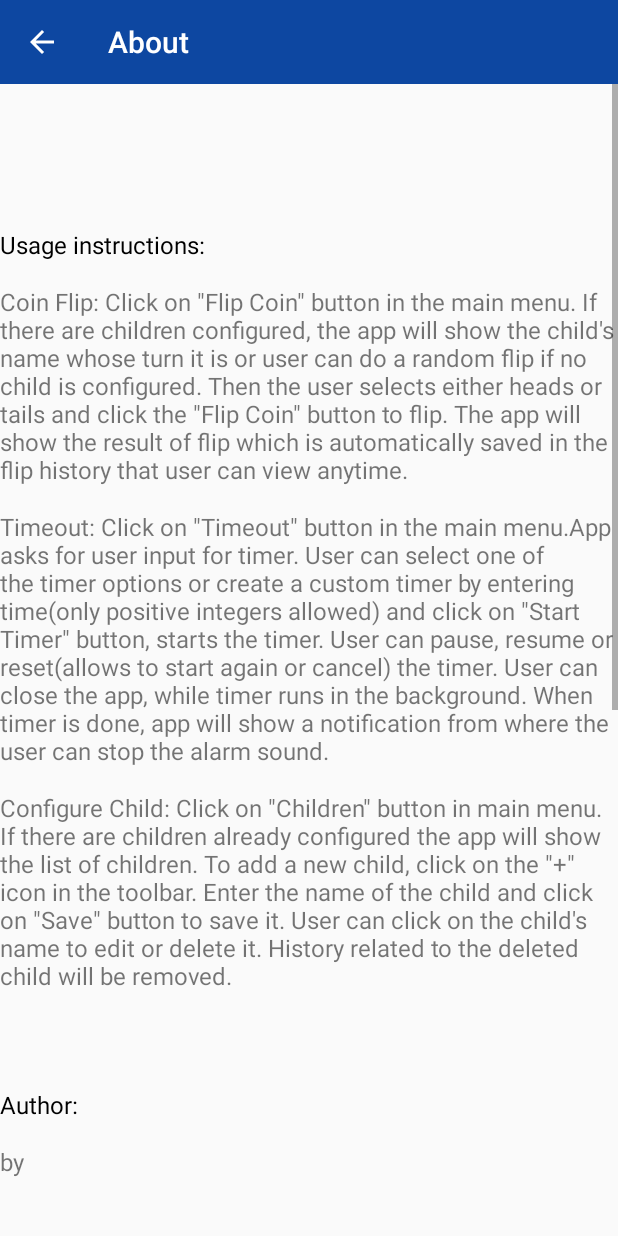
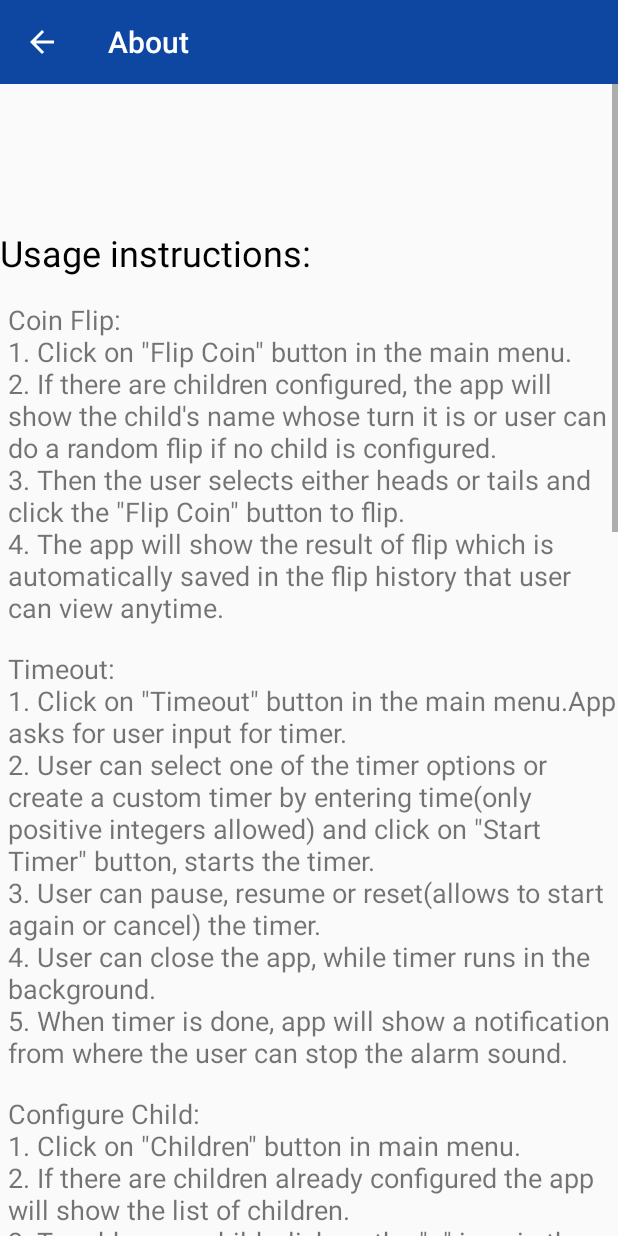
Before and after one commit to ACimensel/Practical-Parent, an Android app: the AboutActivity screen opened directly, with no data from a screen before it, on a phone screen of 412 x 824 dp. Run offline under Robolectric (Android 15) with nearby library versions, the phone set to English and light mode, and no system bars.

Commit message:
Created clickable links to references and added data about team.

```diff
--- a/app/src/main/java/ca/cmpt276/flame/AboutActivity.java
+++ b/app/src/main/java/ca/cmpt276/flame/AboutActivity.java
@@ -6,10 +6,11 @@ import androidx.appcompat.widget.Toolbar;
 import android.content.Context;
 import android.content.Intent;
 import android.os.Bundle;
+import android.text.method.LinkMovementMethod;
 import android.widget.TextView;
 
 /**
- * AboutActivity: TODO add proper comment once activity created
+ * AboutActivity: provides details about the app usage, details about developing team and references to used images and sounds.
  */
 public class AboutActivity extends AppCompatActivity {
 
@@ -31,6 +32,7 @@ public class AboutActivity extends AppCompatActivity {
     private void fillReferences() {
         TextView references = findViewById(R.id.aboutActivity_reference_body);
         references.setText(R.string.aboutActivity_references_data);
+        references.setMovementMethod(LinkMovementMethod.getInstance());
     }
 
     private void fillUsageInstruction() {
--- a/app/src/main/res/layout/activity_about.xml
+++ b/app/src/main/res/layout/activity_about.xml
@@ -29,6 +29,7 @@
                 android:text="@string/aboutActivity_appUsageTitleTxt"
                 android:textAlignment="center"
                 android:textColor="@android:color/black"
+                android:textSize="24sp"
                 app:layout_constraintStart_toStartOf="parent"
                 app:layout_constraintTop_toTopOf="parent" />
 
@@ -37,7 +38,10 @@
                 android:layout_width="wrap_content"
                 android:layout_height="wrap_content"
                 android:layout_marginTop="16dp"
+                android:paddingStart="10dp"
+                android:paddingLeft="5dp"
                 android:text=""
+                android:textSize="18sp"
                 app:layout_constraintStart_toStartOf="parent"
                 app:layout_constraintTop_toBottomOf="@+id/aboutActivity_usage_instruction_title" />
 
@@ -46,6 +50,9 @@
                 android:layout_width="wrap_content"
                 android:layout_height="wrap_content"
                 android:layout_marginTop="16dp"
+                android:paddingStart="10dp"
+                android:paddingLeft="5dp"
+                android:textSize="18sp"
                 app:layout_constraintStart_toStartOf="parent"
                 app:layout_constraintTop_toBottomOf="@+id/aboutActivity_coin_flip_instructions_text" />
 
@@ -54,6 +61,9 @@
                 android:layout_width="wrap_content"
                 android:layout_height="wrap_content"
                 android:layout_marginTop="16dp"
+                android:paddingStart="10dp"
+                android:paddingLeft="5dp"
+                android:textSize="18sp"
                 app:layout_constraintStart_toStartOf="parent"
                 app:layout_constraintTop_toBottomOf="@+id/aboutActivity_timeout_instructions_text" />
 
@@ -64,6 +74,7 @@
                 android:layout_marginTop="64dp"
                 android:text="@string/aboutActivity_authorTitle"
                 android:textColor="@android:color/black"
+                android:textSize="24sp"
                 app:layout_constraintStart_toStartOf="parent"
                 app:layout_constraintTop_toBottomOf="@+id/aboutActivity_configure_child_instructions_text" />
 
@@ -72,7 +83,10 @@
                 android:layout_width="wrap_content"
                 android:layout_height="wrap_content"
                 android:layout_marginTop="16dp"
+                android:paddingStart="10dp"
+                android:paddingLeft="5dp"
                 android:text=""
+                android:textSize="18sp"
                 app:layout_constraintStart_toStartOf="parent"
                 app:layout_constraintTop_toBottomOf="@+id/aboutActivity_author_title_text" />
 
@@ -83,6 +97,7 @@
                 android:layout_marginTop="64dp"
                 android:text="@string/aboutActivity_referencesTitle"
                 android:textColor="@android:color/black"
+                android:textSize="24sp"
                 app:layout_constraintStart_toStartOf="parent"
                 app:layout_constraintTop_toBottomOf="@+id/aboutActivity_authorBody" />
 
@@ -91,7 +106,10 @@
                 android:layout_width="wrap_content"
                 android:layout_height="wrap_content"
                 android:layout_marginTop="16dp"
+                android:paddingStart="10dp"
+                android:paddingLeft="5dp"
                 android:text=""
+                android:textSize="18sp"
                 app:layout_constraintStart_toStartOf="parent"
                 app:layout_constraintTop_toBottomOf="@+id/aboutActivity_references_title" />
 
--- a/app/src/main/res/values/strings.xml
+++ b/app/src/main/res/values/strings.xml
@@ -36,40 +36,42 @@
     <string name="choose_time_error">Please enter greater than 0 minutes</string>
     <string name="chooseTimeActivity_timer_hint">min</string>
     <string name="aboutActivity_appUsageTitleTxt">Usage instructions:</string>
-    <string name="aboutActivity_authorTitle">Author:</string>
+    <string name="aboutActivity_authorTitle">Developer Team:</string>
     <string name="aboutActivity_referencesTitle">References:</string>
-    <string name="aboutActivity_coinFlipUsage">Coin Flip: Click on \"Flip Coin\" button in the main menu. If there are children configured,
+    <string name="aboutActivity_coinFlipUsage">Coin Flip: \n1. Click on \"Flip Coin\" button in the main menu. \n2. If there are children configured,
         the app will show the child\'s name whose turn it is or user can do a random flip if no child is configured.
-        Then the user selects either heads or tails and click the \"Flip Coin\" button to flip.
-        The app will show the result of flip which is automatically saved in the flip history that user can view anytime.
+        \n3. Then the user selects either heads or tails and click the \"Flip Coin\" button to flip.
+        \n4. The app will show the result of flip which is automatically saved in the flip history that user can view anytime.
     </string>
-    <string name="aboutActivity_timeoutUsage">Timeout: Click on \"Timeout\" button in the main menu.App asks for user input for timer.
-        User can select one of the timer options or create a custom timer by entering time(only positive integers allowed)
-        and click on \"Start Timer\" button, starts the timer. User can pause, resume or reset(allows to start again or cancel) the timer.
-        User can close the app, while timer runs in the background. When timer is done, app will show a notification from where the user can stop the alarm sound.
+    <string name="aboutActivity_timeoutUsage">Timeout: \n1. Click on \"Timeout\" button in the main menu.App asks for user input for timer.
+        \n2. User can select one of the timer options or create a custom timer by entering time(only positive integers allowed)
+        and click on \"Start Timer\" button, starts the timer.
+        \n3. User can pause, resume or reset(allows to start again or cancel) the timer.
+        \n4. User can close the app, while timer runs in the background.
+        \n5. When timer is done, app will show a notification from where the user can stop the alarm sound.
     </string>
-    <string name="aboutActivity_configureChildUsage">Configure Child: Click on \"Children\" button in main menu.
-        If there are children already configured the app will show the list of children.
-        To add a new child, click on the \"\+\" icon in the toolbar. Enter the name of the child and click on \"Save\" button to save it.
-        User can click on the child\'s name to edit or delete it. History related to the deleted child will be removed.
+    <string name="aboutActivity_configureChildUsage">Configure Child:\n1. Click on \"Children\" button in main menu.
+        \n2. If there are children already configured the app will show the list of children.
+        \n3. To add a new child, click on the \"\+\" icon in the toolbar.
+        \n4. Enter the name of the child and click on \"Save\" button to save it.
+        \n5. User can click on the child\'s name to edit or delete it. History related to the deleted child will be removed.
     </string>
-    <string name="aboutActivity_author_details">by
+    <string name="aboutActivity_author_details">Jasmeen Kaur(Project Owner), Artun(Scrum Master), Ethan(Repository manager), Ryan(Team member)
 
     </string>
     <string name="aboutActivity_references_data">Images:\n
-        \t[One Euro Coin]. (n.d.). https://www.turbosquid.com/3d-models/3d-model-euro-coin/964519
-        \n\t[Initial Letter PP Linked Rounded Design Logo]. (n.d.). https://www.shutterstock.com/image-vector/initial-letter-pp-linked-rounded-design-693959755
-        \n\tApp Icon Background from https://miro.medium.com/max/700/0*zKIRrTDH0O540W1d.png
-        \n\t[Iphone Aesthetics]. (n.d.). https://www.pinterest.ca/pin/528258231271496359/
-        \n\t[Happy Kids Clip Art]. (n.d.). https://www.pinterest.ca/pin/271693789999529311/
-        \n\tClip Arts Related To : Green Grasses Illustration - Cartoon green background png. (n.d.).Clipart Library. Retrieved Nov 5,2020 from
-        http://clipart-library.com/clip-art/cartoon-grass-transparent-12.htm
-        \n\\seconds background
-        \n\t[Iphone Remind Me Icon].(n.d.). https://www.clipartmax.com/middle/m2i8d3i8K9K9b1b1_alarm-clock-icon-myiconfinder-iphone-remind-me-icon/
-
+        \t\tOne Euro Coin from <a href = "https://www.turbosquid.com/3d-models/3d-model-euro-coin/964519">https://www.turbosquid.com/3d-models/3d-model-euro-coin/964519</a>
+        \n\t\tPP Linked Rounded Design Logo from <a href = "https://www.shutterstock.com/image-vector/initial-letter-pp-linked-rounded-design-693959755">https://www.shutterstock.com/image-vector/initial-letter-pp-linked-rounded-design-693959755</a>
+        \n\t\tApp Icon Background from <a href = "https://miro.medium.com/max/700/0*zKIRrTDH0O540W1d.png">https://miro.medium.com/max/700/0*zKIRrTDH0O540W1d.png</a>
+        \n\t\tBackground Timeout Activity from <a href = "https://www.pinterest.ca/pin/528258231271496359/">https://www.pinterest.ca/pin/528258231271496359/</a>
+        \n\t\tHappy Kids Clip Art for Main Activity from <a href = "https://www.pinterest.ca/pin/271693789999529311/">https://www.pinterest.ca/pin/271693789999529311/</a>
+        \n\t\tGreen Grasses for Main Activity from <a href = "http://clipart-library.com/clip-art/cartoon-grass-transparent-12.htm">http://clipart-library.com/clip-art/cartoon-grass-transparent-12.htm</a>
+        \n\t\tClock Icon for alarm notification from <a href = "https://www.clipartmax.com/middle/m2i8d3i8K9K9b1b1_alarm-clock-icon-myiconfinder-iphone-remind-me-icon/">https://www.clipartmax.com/middle/m2i8d3i8K9K9b1b1_alarm-clock-icon-myiconfinder-iphone-remind-me-icon/</a>
+        \n\t\tSound Off Icon from <a href = " https://www.pikpng.com/transpng/xRToRx/"> https://www.pikpng.com/transpng/xRToRx/</a>
+        \n\t\tSound On Icon from <a href = "https://www.hiclipart.com/free-transparent-background-png-clipart-ytyui">https://www.hiclipart.com/free-transparent-background-png-clipart-ytyui</a>
         \n\nSounds:\n
-        \tFree Sound Stock. (2017,Feb 9). Spinning Coin Sound Effect[Video]. YouTube. https://www.youtube.com/watch?v=GCE0MQK2Sww
-        \n\tRenda David. (n.d.). Serenity. On Ambient Chill(2020).  https://www.fesliyanstudios.com/royalty-free-music/download/serenity/897
+        \t\tCoin sound from <a href = "https://www.youtube.com/watch?v=GCE0MQK2Sww">https://www.youtube.com/watch?v=GCE0MQK2Sww</a>
+        \n\t\tApp music from <a href = "https://www.fesliyanstudios.com/royalty-free-music/download/serenity/897">https://www.fesliyanstudios.com/royalty-free-music/download/serenity/897</a>
 
     </string>
 
```
